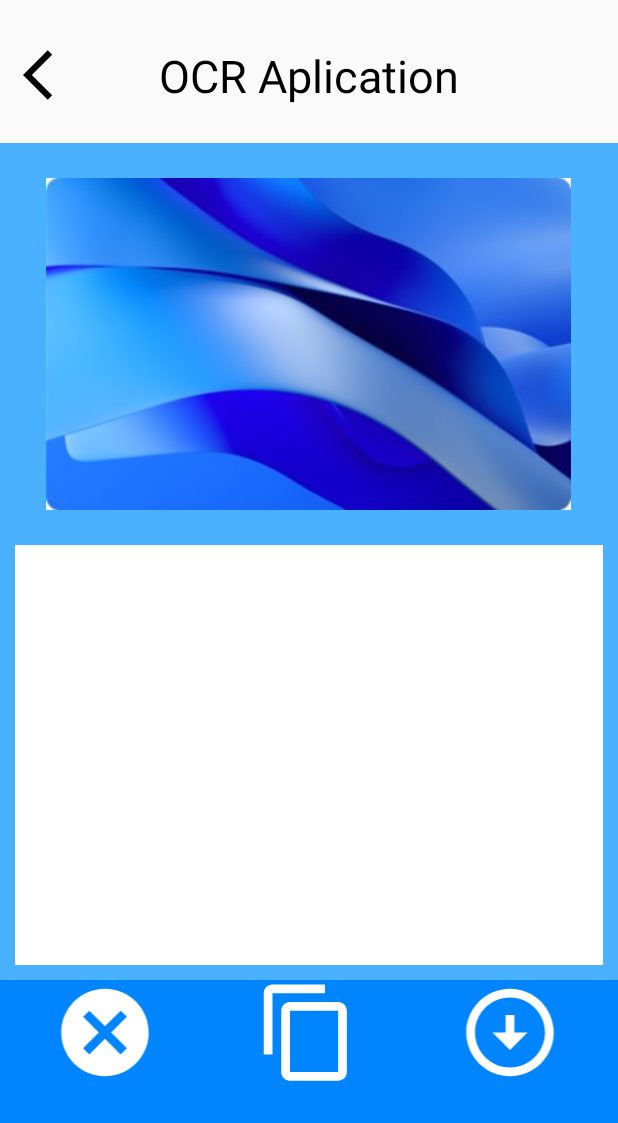
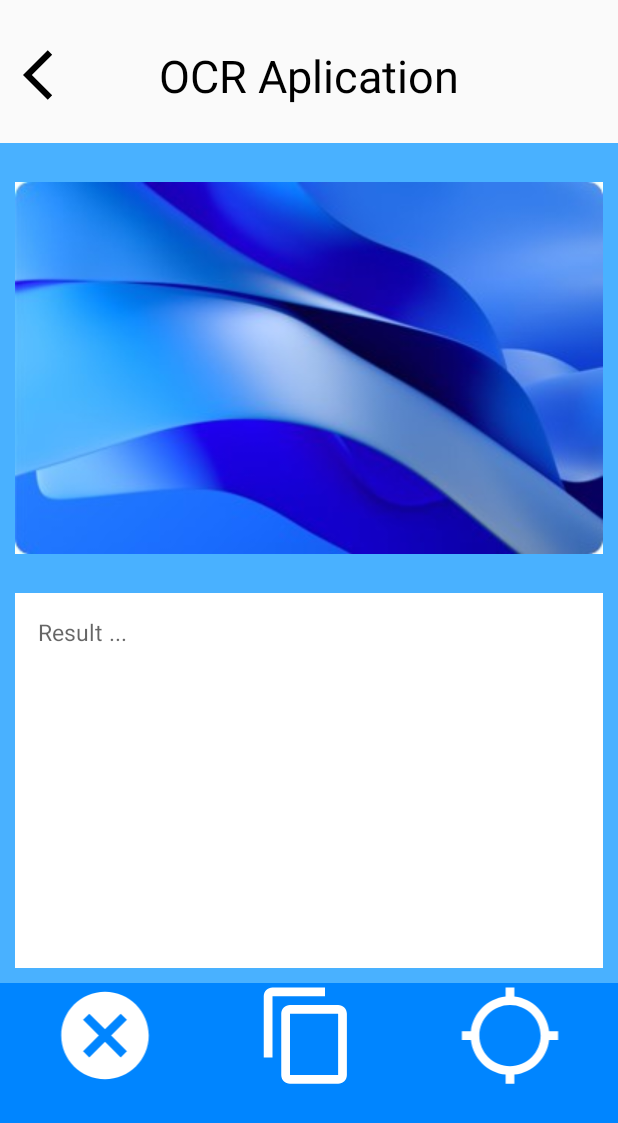
Before and after one commit to GrenNMC/Free_Scanner, an Android app: the layout activity_ocr_text_recognition.xml on its own in the app's theme, with its tools: preview values and no code run, on a phone screen of 412 x 824 dp. Shown: the top 1123 px of the screen. Run offline under Robolectric (Android 15) with nearby library versions, the phone set to English and light mode, and no system bars.

Commit message:
add model/Text recognition/three bottom Button

```diff
--- a/AndroidCK/app/build.gradle
+++ b/AndroidCK/app/build.gradle
@@ -36,4 +36,8 @@ dependencies {
     testImplementation 'junit:junit:4.13.2'
     androidTestImplementation 'androidx.test.ext:junit:1.1.5'
     androidTestImplementation 'androidx.test.espresso:espresso-core:3.5.1'
+    //add model
+    dependencies {
+        implementation 'com.google.android.gms:play-services-mlkit-text-recognition:18.0.2'
+    }
 }
--- /dev/null
+++ b/AndroidCK/app/src/main/res/drawable/predict_text.xml
@@ -0,0 +1,5 @@
+<vector android:height="24dp" android:tint="#FFFFFF"
+    android:viewportHeight="24" android:viewportWidth="24"
+    android:width="24dp" xmlns:android="http://schemas.android.com/apk/res/android">
+    <path android:fillColor="@android:color/white" android:pathData="M20.94,11c-0.46,-4.17 -3.77,-7.48 -7.94,-7.94V1h-2v2.06C6.83,3.52 3.52,6.83 3.06,11H1v2h2.06c0.46,4.17 3.77,7.48 7.94,7.94V23h2v-2.06c4.17,-0.46 7.48,-3.77 7.94,-7.94H23v-2h-2.06zM12,19c-3.87,0 -7,-3.13 -7,-7s3.13,-7 7,-7 7,3.13 7,7 -3.13,7 -7,7z"/>
+</vector>
--- a/AndroidCK/app/src/main/res/layout/ocr_text_recognition_layout.xml
+++ b/AndroidCK/app/src/main/res/layout/activity_ocr_text_recognition.xml
@@ -16,7 +16,7 @@
         android:textColor="@color/black"/>
 
     <ImageView
-        android:id="@+id/btnSearch"
+        android:id="@+id/btnBack"
         android:layout_width="40dp"
         android:layout_height="40dp"
         android:layout_marginStart="15dp"
@@ -28,7 +28,7 @@
         android:id="@+id/linearLayout"
         android:layout_width="match_parent"
         android:layout_height="wrap_content"
-        android:layout_below="@id/btnSearch"
+        android:layout_below="@id/btnBack"
         android:orientation="vertical"
         android:padding="10dp"
         android:background="#49B1FF"
@@ -36,17 +36,18 @@
         android:layout_centerHorizontal="true">
         <ImageView
             android:id="@+id/imageview"
-            android:layout_width="350dp"
-            android:layout_height="wrap_content"
+            android:layout_width="match_parent"
+            android:layout_height="280dp"
             android:src="@drawable/image_trangchu" />
-        <EditText
+        <TextView
             android:id="@+id/textResult"
             android:layout_width="match_parent"
             android:padding="15dp"
             android:background="#ffff"
             android:layout_marginTop="10dp"
-            android:layout_height="280dp"
-            android:textSize="25sp"/>
+            android:layout_height="250dp"
+            android:hint="Result ..."
+            android:textSize="15sp"/>
     </LinearLayout>
 
     <LinearLayout
@@ -56,17 +57,20 @@
         android:background="#0085FF"
         android:orientation="horizontal">
         <ImageView
+            android:id="@+id/btn_clear"
             android:layout_width="140dp"
             android:layout_height="70dp"
             android:src="@drawable/cancel"/>
         <ImageView
+            android:id="@+id/btn_copy"
             android:layout_width="130dp"
             android:layout_height="70dp"
             android:src="@drawable/coppy"/>
         <ImageView
+            android:id="@+id/btn_predict"
             android:layout_width="140dp"
             android:layout_height="70dp"
-            android:src="@drawable/download" />
+            android:src="@drawable/predict_text" />
     </LinearLayout>
 
 </RelativeLayout>
```
Also changed, not shown: AndroidCK/app/src/main/AndroidManifest.xml (+8 -2 lines), AndroidCK/app/src/main/java/hcmute/edu/androidck/Activity/Ocr_text_recognition_activity.java (added, +175 -0 lines), AndroidCK/app/src/main/java/hcmute/edu/androidck/MainActivity.java (+11 -0 lines).
